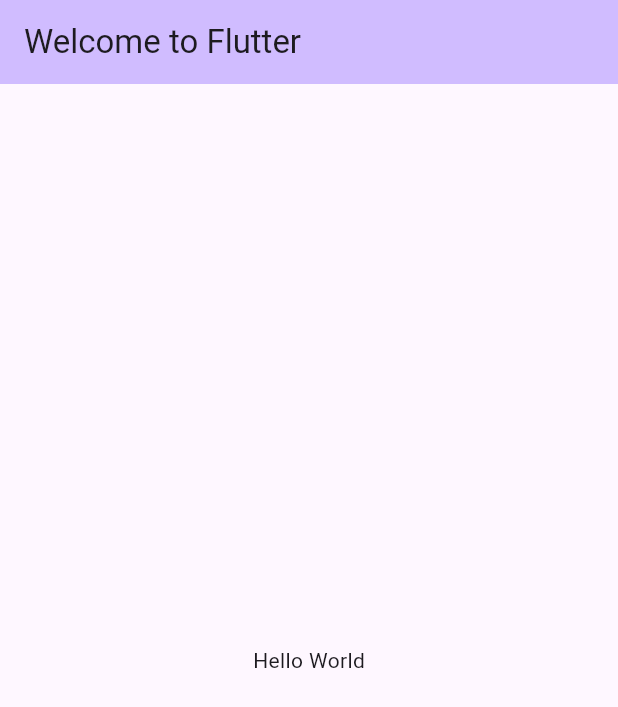
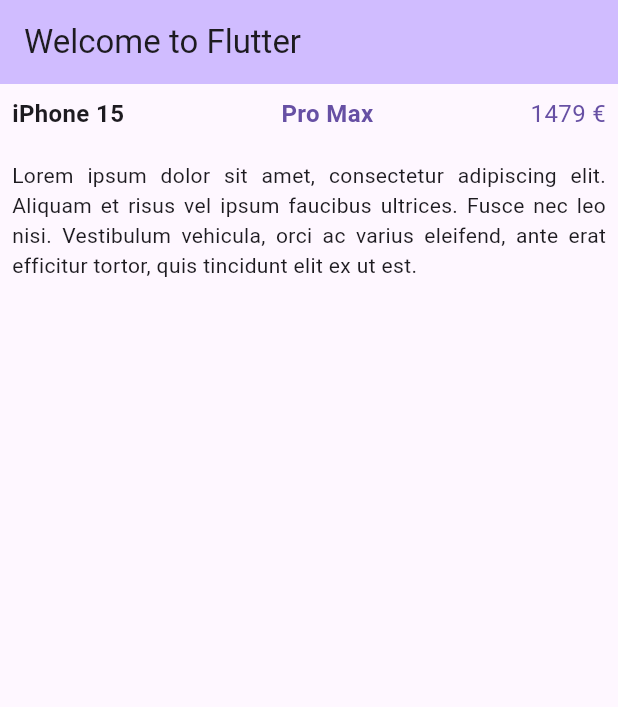
Before and after one commit to IweZix/BIN2-Q2-Mobile, a Flutter app: the screen it shows after launch, on a phone screen of 412 x 824 dp. Shown: the top 707 px of the screen. Run offline on Flutter 3.47's test engine with Material 3 defaults, Android fonts, the phone set to English and light mode, and no system bars.

Commit message:
T01.3 un layout simple

```diff
--- a/tuto1/lib/main.dart
+++ b/tuto1/lib/main.dart
@@ -21,8 +21,53 @@ class MyApp extends StatelessWidget {
           backgroundColor: Theme.of(context).colorScheme.inversePrimary,
           title: const Text('Welcome to Flutter'),
         ),
-        body: const Center(
-          child: Text('Hello World'),
+        body: Center(
+          child: Padding(
+            padding: const EdgeInsets.all(8.0),
+            child: SizedBox(
+              width: 500,
+              child: Column(
+                children: [
+                  Row(
+                    mainAxisAlignment: MainAxisAlignment.spaceBetween,
+                    children: [
+                      const Text(
+                        "iPhone 15",
+                        style: TextStyle(
+                          fontWeight: FontWeight.bold,
+                          fontSize: 16,
+                        ),
+                      ),
+                      Text(
+                        "Pro Max",
+                        style: TextStyle(
+                          fontWeight: FontWeight.bold,
+                          color: Theme.of(context).colorScheme.primary,
+                          fontSize: 16,
+                        ),
+                      ),
+                      Text(
+                        "1479 €",
+                        style: TextStyle(
+                          color: Theme.of(context).colorScheme.primary,
+                          fontSize: 16,
+                        ),
+                      ),
+                    ],
+                  ),
+                  const SizedBox(height: 20),
+                  const Text(
+                    "Lorem ipsum dolor sit amet, consectetur adipiscing elit. "
+                        "Aliquam et risus vel ipsum faucibus ultrices. "
+                        "Fusce nec leo nisi. Vestibulum vehicula, "
+                        "orci ac varius eleifend, ante erat efficitur tortor, "
+                        "quis tincidunt elit ex ut est.",
+                    textAlign: TextAlign.justify,
+                  )
+                ],
+              ),
+            ),
+          ),
         ),
       ),
     );
```
